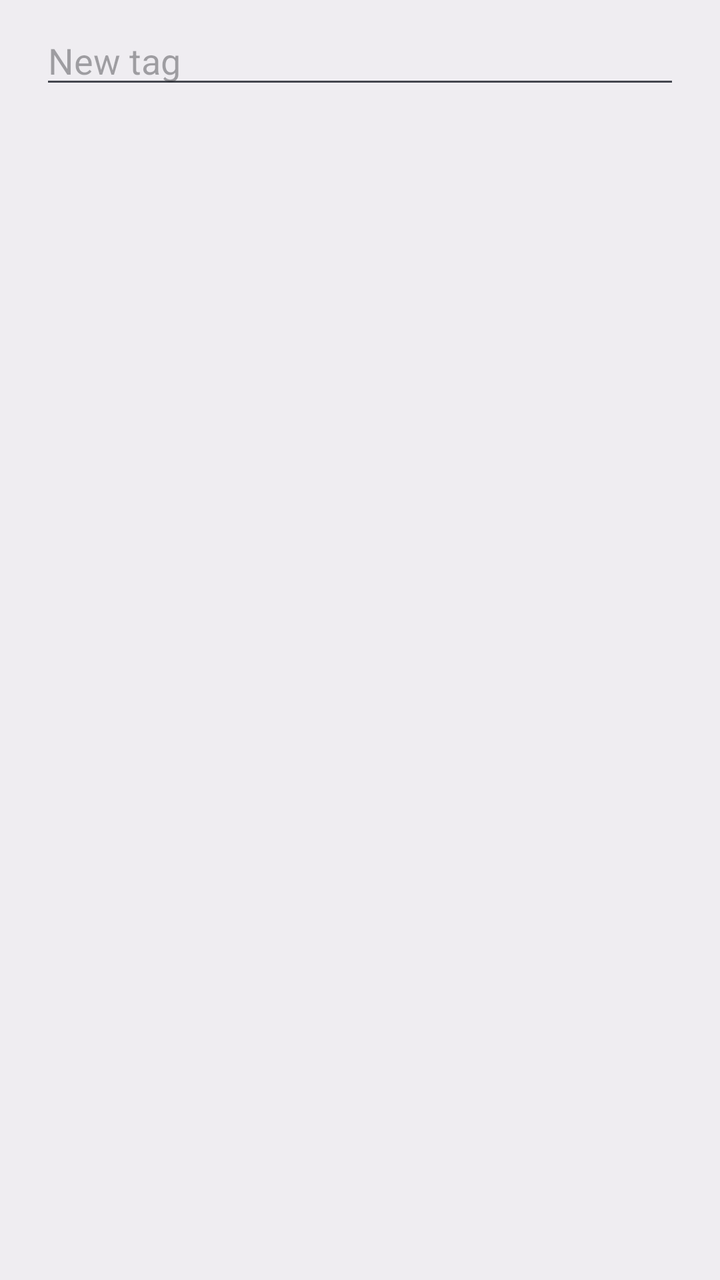
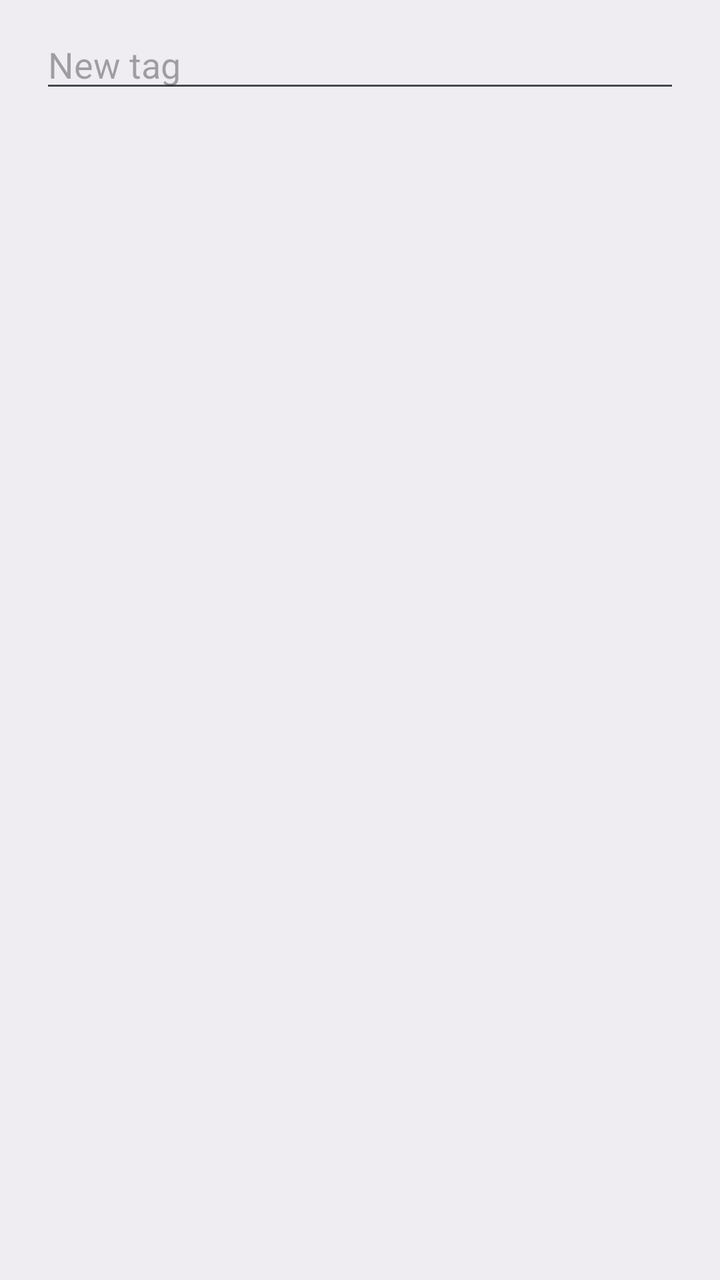

An Android layout rendered at two revisions. The XML below is the earlier revision; the diff shows what the commit changed to produce the second picture.
<!-- AndroidManifest.xml: application theme Theme.GeoLocator -->
<!-- res/layout/dialog_tag_management.xml -->
<?xml version="1.0" encoding="utf-8"?>
<LinearLayout xmlns:android="http://schemas.android.com/apk/res/android"
    android:layout_width="match_parent"
    android:layout_height="wrap_content"
    android:orientation="vertical"
    android:paddingHorizontal="20dp"
    android:paddingVertical="8dp">

    <EditText
        android:id="@+id/edit_new_tag"
        android:layout_width="match_parent"
        android:layout_height="wrap_content"
        android:hint="@string/new_tag"
        android:inputType="text"
        android:maxLines="1" />

    <ScrollView
        android:layout_width="match_parent"
        android:layout_height="wrap_content"
        android:maxHeight="200dp">

        <com.google.android.material.chip.ChipGroup
            android:id="@+id/chip_group_tags"
            android:layout_width="match_parent"
            android:layout_height="wrap_content" />

    </ScrollView>

</LinearLayout>
<!-- resources referenced by this layout -->
<resources>
  <string name="new_tag">New tag</string>
  <style name="Theme.GeoLocator" parent="Theme.Material3.DynamicColors.DayNight.NoActionBar">
          
          <item name="colorPrimary">@color/purple_500</item>
          <item name="colorPrimaryVariant">@color/purple_700</item>
          <item name="colorOnPrimary">@color/white</item>
          
          <item name="colorSecondary">@color/teal_200</item>
          <item name="colorSecondaryVariant">@color/teal_700</item>
          <item name="colorOnSecondary">@color/black</item>
          
          <item name="android:windowBackground">?attr/colorSurfaceContainer</item>
      </style>
  <color name="purple_500">#FF6200EE</color>
  <color name="purple_700">#FF3700B3</color>
  <color name="white">#FFFFFFFF</color>
  <color name="teal_200">#FF03DAC5</color>
  <color name="teal_700">#FF018786</color>
  <color name="black">#FF000000</color>
</resources>

<!-- the commit's change to res/layout/dialog_tag_management.xml (unified diff, before → after) -->
@@ -4,7 +4,7 @@
     android:layout_height="wrap_content"
     android:orientation="vertical"
     android:paddingHorizontal="20dp"
-    android:paddingVertical="8dp">
+    android:paddingVertical="10dp">
 
     <EditText
         android:id="@+id/edit_new_tag"
@@ -23,7 +23,6 @@
             android:id="@+id/chip_group_tags"
             android:layout_width="match_parent"
             android:layout_height="wrap_content" />
-
     </ScrollView>
 
 </LinearLayout>
